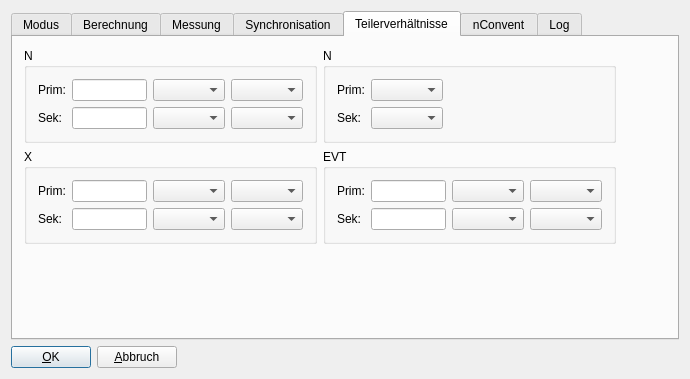
ZeraGmbH/wm-project, file wm3000u/confdialogbase.ui: the form before one commit.
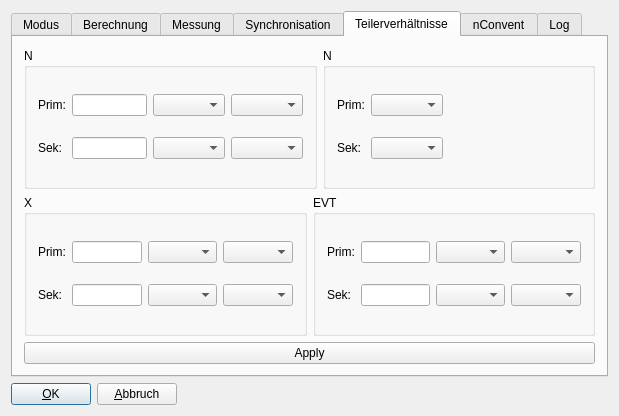
The form after the commit. The open tabs and pages were chosen to show the change. Custom widgets are drawn as their Qt base class.

Commit message: chnages confdialogbase to replace gridlayout

```diff
--- a/wm3000u/confdialogbase.ui
+++ b/wm3000u/confdialogbase.ui
@@ -9,8 +9,8 @@
    <rect>
     <x>0</x>
     <y>0</y>
-    <width>690</width>
-    <height>379</height>
+    <width>619</width>
+    <height>416</height>
    </rect>
   </property>
   <property name="sizePolicy">
@@ -64,7 +64,7 @@
         <enum>QTabWidget::Rounded</enum>
        </property>
        <property name="currentIndex">
-        <number>0</number>
+        <number>4</number>
        </property>
        <widget class="QWidget" name="Widget8">
         <attribute name="title">
@@ -806,8 +806,10 @@
         <attribute name="title">
          <string>Teilerverhältnisse</string>
         </attribute>
-        <layout class="QGridLayout">
-         <item row="0" column="0">
+        <layout class="QVBoxLayout" name="verticalLayout_7">
+         <item>
+          <layout class="QHBoxLayout" name="horizontalLayout_3">
+           <item>
           <widget class="QGroupBox" name="NTRatioGroupBox">
            <property name="sizePolicy">
             <sizepolicy hsizetype="Preferred" vsizetype="Minimum">
@@ -904,7 +906,113 @@
            </layout>
           </widget>
          </item>
+           <item>
+            <widget class="QGroupBox" name="NTRatioGroupBox2">
+             <property name="sizePolicy">
+              <sizepolicy hsizetype="Preferred" vsizetype="Minimum">
+               <horstretch>0</horstretch>
+               <verstretch>0</verstretch>
+              </sizepolicy>
+             </property>
+             <property name="title">
+              <string>N</string>
+             </property>
+             <layout class="QGridLayout">
+              <item row="1" column="1">
+               <widget class="QComboBox" name="RatioNSekComboBox">
+                <property name="sizePolicy">
+                 <sizepolicy hsizetype="Preferred" vsizetype="Fixed">
+                  <horstretch>0</horstretch>
+                  <verstretch>0</verstretch>
+                 </sizepolicy>
+                </property>
+                <property name="currentIndex">
+                 <number>-1</number>
+                </property>
+               </widget>
+              </item>
          <item row="1" column="0">
+               <widget class="QLabel" name="RatioSekNLabel">
+                <property name="sizePolicy">
+                 <sizepolicy hsizetype="Preferred" vsizetype="Fixed">
+                  <horstretch>0</horstretch>
+                  <verstretch>0</verstretch>
+                 </sizepolicy>
+                </property>
+                <property name="text">
+                 <string>Sek:</string>
+                </property>
+                <property name="wordWrap">
+                 <bool>false</bool>
+                </property>
+               </widget>
+              </item>
+              <item row="0" column="1">
+               <widget class="QComboBox" name="RatioNPrimComboBox">
+                <property name="sizePolicy">
+                 <sizepolicy hsizetype="Preferred" vsizetype="Fixed">
+                  <horstretch>0</horstretch>
+                  <verstretch>0</verstretch>
+                 </sizepolicy>
+                </property>
+               </widget>
+              </item>
+              <item row="1" column="2">
+               <spacer name="spacer22">
+                <property name="orientation">
+                 <enum>Qt::Horizontal</enum>
+                </property>
+                <property name="sizeType">
+                 <enum>QSizePolicy::Expanding</enum>
+                </property>
+                <property name="sizeHint" stdset="0">
+                 <size>
+                  <width>40</width>
+                  <height>20</height>
+                 </size>
+                </property>
+               </spacer>
+              </item>
+              <item row="0" column="2">
+               <spacer name="spacer21">
+                <property name="orientation">
+                 <enum>Qt::Horizontal</enum>
+                </property>
+                <property name="sizeType">
+                 <enum>QSizePolicy::Expanding</enum>
+                </property>
+                <property name="sizeHint" stdset="0">
+                 <size>
+                  <width>40</width>
+                  <height>20</height>
+                 </size>
+                </property>
+               </spacer>
+              </item>
+              <item row="0" column="0">
+               <widget class="QLabel" name="RatioPrimNLabel">
+                <property name="sizePolicy">
+                 <sizepolicy hsizetype="Preferred" vsizetype="Fixed">
+                  <horstretch>0</horstretch>
+                  <verstretch>0</verstretch>
+                 </sizepolicy>
+                </property>
+                <property name="text">
+                 <string>Prim:</string>
+                </property>
+                <property name="wordWrap">
+                 <bool>false</bool>
+                </property>
+               </widget>
+              </item>
+             </layout>
+            </widget>
+           </item>
+          </layout>
+         </item>
+         <item>
+          <layout class="QHBoxLayout" name="horizontalLayout_4">
+           <item>
           <widget class="QGroupBox" name="XTRatioGroupBox">
            <property name="enabled">
             <bool>true</bool>
@@ -919,72 +1027,34 @@
             <string>X</string>
            </property>
            <layout class="QGridLayout">
-            <item row="1" column="2">
-             <widget class="QComboBox" name="RatioSekXUnitComboBox"/>
-            </item>
-            <item row="1" column="0">
-             <widget class="QLabel" name="RatioSekXLabel">
-              <property name="sizePolicy">
-               <sizepolicy hsizetype="Preferred" vsizetype="Fixed">
-                <horstretch>0</horstretch>
-                <verstretch>0</verstretch>
-               </sizepolicy>
-              </property>
-              <property name="text">
-               <string>Sek:</string>
-              </property>
-              <property name="wordWrap">
-               <bool>false</bool>
-              </property>
-             </widget>
-            </item>
-            <item row="0" column="2">
-             <widget class="QComboBox" name="RatioPrimXUnitComboBox"/>
-            </item>
-            <item row="0" column="0">
-             <widget class="QLabel" name="RatioPrimXLabel">
-              <property name="sizePolicy">
-               <sizepolicy hsizetype="Preferred" vsizetype="Fixed">
-                <horstretch>0</horstretch>
-                <verstretch>0</verstretch>
-               </sizepolicy>
-              </property>
-              <property name="text">
-               <string>Prim:</string>
-              </property>
-              <property name="wordWrap">
-               <bool>false</bool>
-              </property>
-             </widget>
-            </item>
-            <item row="0" column="1">
-             <widget class="cWmLineEdit" name="RatioPrimXLineEdit">
-              <property name="enabled">
-               <bool>true</bool>
-              </property>
-              <property name="sizePolicy">
-               <sizepolicy hsizetype="MinimumExpanding" vsizetype="Fixed">
-                <horstretch>0</horstretch>
-                <verstretch>0</verstretch>
-               </sizepolicy>
-              </property>
-              <property name="maximumSize">
-               <size>
-                <width>75</width>
-                <height>32767</height>
-               </size>
-              </property>
-              <property name="maxLength">
-               <number>9</number>
-              </property>
-             </widget>
-            </item>
             <item row="0" column="3">
              <widget class="QComboBox" name="RatioPrimXDivComboBox"/>
             </item>
+              <item row="0" column="2">
+               <widget class="QComboBox" name="RatioPrimXUnitComboBox"/>
+              </item>
+              <item row="1" column="0">
+               <widget class="QLabel" name="RatioSekXLabel">
+                <property name="sizePolicy">
+                 <sizepolicy hsizetype="Preferred" vsizetype="Fixed">
+                  <horstretch>0</horstretch>
+                  <verstretch>0</verstretch>
+                 </sizepolicy>
+                </property>
+                <property name="text">
+                 <string>Sek:</string>
+                </property>
+                <property name="wordWrap">
+                 <bool>false</bool>
+                </property>
+               </widget>
+              </item>
             <item row="1" column="3">
              <widget class="QComboBox" name="RatioSekXDivComboBox"/>
             </item>
+              <item row="1" column="2">
+               <widget class="QComboBox" name="RatioSekXUnitComboBox"/>
+              </item>
             <item row="1" column="1">
              <widget class="cWmLineEdit" name="RatioSekXLineEdit">
               <property name="sizePolicy">
@@ -1004,26 +1074,48 @@
               </property>
              </widget>
             </item>
-           </layout>
-          </widget>
-         </item>
-         <item row="1" column="2">
-          <spacer name="spacer44">
-           <property name="orientation">
-            <enum>Qt::Horizontal</enum>
-           </property>
-           <property name="sizeType">
-            <enum>QSizePolicy::Expanding</enum>
-           </property>
-           <property name="sizeHint" stdset="0">
+              <item row="0" column="0">
+               <widget class="QLabel" name="RatioPrimXLabel">
+                <property name="sizePolicy">
+                 <sizepolicy hsizetype="Preferred" vsizetype="Fixed">
+                  <horstretch>0</horstretch>
+                  <verstretch>0</verstretch>
+                 </sizepolicy>
+                </property>
+                <property name="text">
+                 <string>Prim:</string>
+                </property>
+                <property name="wordWrap">
+                 <bool>false</bool>
+                </property>
+               </widget>
+              </item>
+              <item row="0" column="1">
+               <widget class="cWmLineEdit" name="RatioPrimXLineEdit">
+                <property name="enabled">
+                 <bool>true</bool>
+                </property>
+                <property name="sizePolicy">
+                 <sizepolicy hsizetype="MinimumExpanding" vsizetype="Fixed">
+                  <horstretch>0</horstretch>
+                  <verstretch>0</verstretch>
+                 </sizepolicy>
+                </property>
+                <property name="maximumSize">
             <size>
-             <width>201</width>
-             <height>20</height>
-            </size>
-           </property>
-          </spacer>
-         </item>
-         <item row="1" column="1">
+                  <width>75</width>
+                  <height>32767</height>
+                 </size>
+                </property>
+                <property name="maxLength">
+                 <number>9</number>
+                </property>
+               </widget>
+              </item>
+             </layout>
+            </widget>
+           </item>
+           <item>
           <widget class="QGroupBox" name="EVTratioGroupBox">
            <property name="enabled">
             <bool>true</bool>
@@ -1060,6 +1152,28 @@
               </property>
              </widget>
             </item>
+              <item row="0" column="1">
+               <widget class="cWmLineEdit" name="RatioPrimEVTLineEdit">
+                <property name="enabled">
+                 <bool>true</bool>
+                </property>
+                <property name="sizePolicy">
+                 <sizepolicy hsizetype="MinimumExpanding" vsizetype="Fixed">
+                  <horstretch>0</horstretch>
+                  <verstretch>0</verstretch>
+                 </sizepolicy>
+                </property>
+                <property name="maximumSize">
+                 <size>
+                  <width>75</width>
+                  <height>26</height>
+                 </size>
+                </property>
+                <property name="maxLength">
+                 <number>9</number>
+                </property>
+               </widget>
+              </item>
             <item row="0" column="0">
              <widget class="QLabel" name="RatioPrimXLabel_3">
               <property name="sizePolicy">
@@ -1076,44 +1190,22 @@
               </property>
              </widget>
             </item>
-            <item row="1" column="0">
-             <widget class="QLabel" name="RatioSekXLabel_3">
-              <property name="sizePolicy">
-               <sizepolicy hsizetype="Preferred" vsizetype="Fixed">
-                <horstretch>0</horstretch>
-                <verstretch>0</verstretch>
-               </sizepolicy>
-              </property>
-              <property name="text">
-               <string>Sek:</string>
-              </property>
-              <property name="wordWrap">
-               <bool>false</bool>
-              </property>
-             </widget>
-            </item>
             <item row="1" column="2">
              <widget class="QComboBox" name="RatioSekEVTUnitComboBox"/>
             </item>
-            <item row="0" column="1">
-             <widget class="cWmLineEdit" name="RatioPrimEVTLineEdit">
-              <property name="enabled">
-               <bool>true</bool>
-              </property>
+              <item row="1" column="0">
+               <widget class="QLabel" name="RatioSekXLabel_3">
               <property name="sizePolicy">
-               <sizepolicy hsizetype="MinimumExpanding" vsizetype="Fixed">
+                 <sizepolicy hsizetype="Preferred" vsizetype="Fixed">
                 <horstretch>0</horstretch>
                 <verstretch>0</verstretch>
                </sizepolicy>
               </property>
-              <property name="maximumSize">
-               <size>
-                <width>75</width>
-                <height>26</height>
-               </size>
-              </property>
-              <property name="maxLength">
-               <number>9</number>
+                <property name="text">
+                 <string>Sek:</string>
+                </property>
+                <property name="wordWrap">
+                 <bool>false</bool>
               </property>
              </widget>
             </item>
@@ -1126,136 +1218,14 @@
            </layout>
           </widget>
          </item>
-         <item row="0" column="2">
-          <spacer name="spacer43">
-           <property name="orientation">
-            <enum>Qt::Horizontal</enum>
-           </property>
-           <property name="sizeType">
-            <enum>QSizePolicy::Expanding</enum>
-           </property>
-           <property name="sizeHint" stdset="0">
-            <size>
-             <width>201</width>
-             <height>20</height>
-            </size>
-           </property>
-          </spacer>
-         </item>
-         <item row="0" column="1">
-          <widget class="QGroupBox" name="NTRatioGroupBox2">
-           <property name="sizePolicy">
-            <sizepolicy hsizetype="Preferred" vsizetype="Minimum">
-             <horstretch>0</horstretch>
-             <verstretch>0</verstretch>
-            </sizepolicy>
-           </property>
-           <property name="title">
-            <string>N</string>
-           </property>
-           <layout class="QGridLayout">
-            <item row="1" column="1">
-             <widget class="QComboBox" name="RatioNSekComboBox">
-              <property name="sizePolicy">
-               <sizepolicy hsizetype="Preferred" vsizetype="Fixed">
-                <horstretch>0</horstretch>
-                <verstretch>0</verstretch>
-               </sizepolicy>
-              </property>
-              <property name="currentIndex">
-               <number>-1</number>
-              </property>
-             </widget>
-            </item>
-            <item row="1" column="0">
-             <widget class="QLabel" name="RatioSekNLabel">
-              <property name="sizePolicy">
-               <sizepolicy hsizetype="Preferred" vsizetype="Fixed">
-                <horstretch>0</horstretch>
-                <verstretch>0</verstretch>
-               </sizepolicy>
-              </property>
-              <property name="text">
-               <string>Sek:</string>
-              </property>
-              <property name="wordWrap">
-               <bool>false</bool>
-              </property>
-             </widget>
-            </item>
-            <item row="0" column="1">
-             <widget class="QComboBox" name="RatioNPrimComboBox">
-              <property name="sizePolicy">
-               <sizepolicy hsizetype="Preferred" vsizetype="Fixed">
-                <horstretch>0</horstretch>
-                <verstretch>0</verstretch>
-               </sizepolicy>
-              </property>
-             </widget>
-            </item>
-            <item row="1" column="2">
-             <spacer name="spacer22">
-              <property name="orientation">
-               <enum>Qt::Horizontal</enum>
-              </property>
-              <property name="sizeType">
-               <enum>QSizePolicy::Expanding</enum>
-              </property>
-              <property name="sizeHint" stdset="0">
-               <size>
-                <width>40</width>
-                <height>20</height>
-               </size>
-              </property>
-             </spacer>
-            </item>
-            <item row="0" column="2">
-             <spacer name="spacer21">
-              <property name="orientation">
-               <enum>Qt::Horizontal</enum>
-              </property>
-              <property name="sizeType">
-               <enum>QSizePolicy::Expanding</enum>
-              </property>
-              <property name="sizeHint" stdset="0">
-               <size>
-                <width>40</width>
-                <height>20</height>
-               </size>
-              </property>
-             </spacer>
-            </item>
-            <item row="0" column="0">
-             <widget class="QLabel" name="RatioPrimNLabel">
-              <property name="sizePolicy">
-               <sizepolicy hsizetype="Preferred" vsizetype="Fixed">
-                <horstretch>0</horstretch>
-                <verstretch>0</verstretch>
-               </sizepolicy>
-              </property>
-              <property name="text">
-               <string>Prim:</string>
-              </property>
-              <property name="wordWrap">
-               <bool>false</bool>
-              </property>
-             </widget>
-            </item>
-           </layout>
-          </widget>
+          </layout>
          </item>
-         <item row="2" column="0">
-          <spacer name="verticalSpacer_3">
-           <property name="orientation">
-            <enum>Qt::Vertical</enum>
+         <item>
+          <widget class="QPushButton" name="RatioApplyPushButton">
+           <property name="text">
+            <string>Apply</string>
            </property>
-           <property name="sizeHint" stdset="0">
-            <size>
-             <width>20</width>
-             <height>40</height>
-            </size>
-           </property>
-          </spacer>
+          </widget>
          </item>
         </layout>
        </widget>
```
Lines whose indentation alone changed are shown as unchanged.
